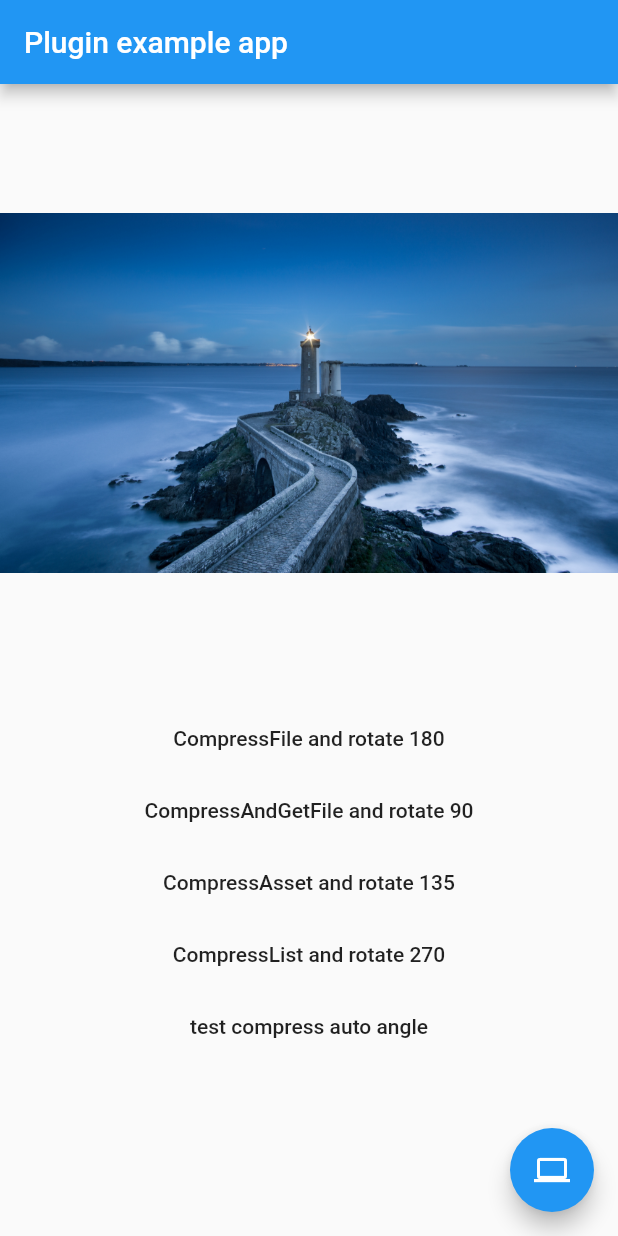
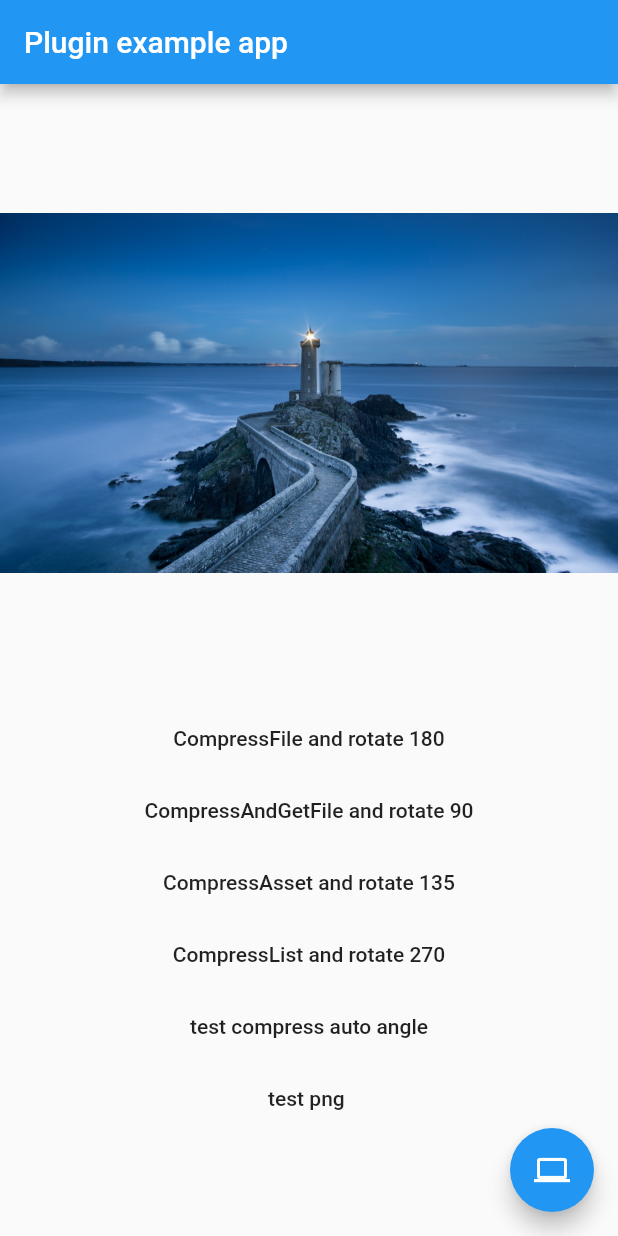
Before and after one commit to fluttercandies/flutter_image_compress, a Flutter app: the screen it shows after launch, on a phone screen of 412 x 824 dp. Run offline on Flutter 3.47's test engine with Material 2 defaults, Android fonts, the phone set to English and light mode, and no system bars.

Commit message:
add a png type image for example

```diff
--- a/example/lib/const/resource.dart
+++ b/example/lib/const/resource.dart
@@ -1,9 +1,12 @@
 /// generate by resouce_generator library, shouldn't edit.
 class R {
 
-  /// ![preview](file:///Users/caijinglong/Documents/GitHub/flutter_image_compress/example/./img/auto-angle.jpg)
+  /// ![preview](file:///Users/cai/Documents/GitHub/flutter_image_compress/example/./img/auto-angle.jpg)
   static const String IMG_AUTO_ANGLE_JPG = "img/auto-angle.jpg";
 
-  /// ![preview](file:///Users/caijinglong/Documents/GitHub/flutter_image_compress/example/./img/img.jpg)
+  /// ![preview](file:///Users/cai/Documents/GitHub/flutter_image_compress/example/./img/header.png)
+  static const String IMG_HEADER_PNG = "img/header.png";
+
+  /// ![preview](file:///Users/cai/Documents/GitHub/flutter_image_compress/example/./img/img.jpg)
   static const String IMG_IMG_JPG = "img/img.jpg";
 }
--- a/example/lib/main.dart
+++ b/example/lib/main.dart
@@ -6,7 +6,7 @@ import 'dart:io';
 
 import 'package:flutter/services.dart';
 import 'package:flutter_image_compress/flutter_image_compress.dart';
-import 'package:flutter_image_compress_example/const/resource.dart';
+import 'const/resource.dart';
 
 import 'package:path_provider/path_provider.dart' as path_provider;
 // import 'package:image_picker/image_picker.dart';
@@ -54,8 +54,7 @@ class _MyAppState extends State<MyApp> {
         appBar: new AppBar(
           title: const Text('Plugin example app'),
         ),
-        body: new Center(
-          child: Column(
+        body: ListView(
           children: <Widget>[
             AspectRatio(
               child: Image(
@@ -84,9 +83,12 @@ class _MyAppState extends State<MyApp> {
             FlatButton(
               child: Text('test compress auto angle'),
               onPressed: _compressAssetAndAutoRotate,
-              )
+            ),
+            FlatButton(
+              child: Text('test png '),
+              onPressed: _compressPngImage,
+            ),
           ],
-          ),
         ),
         floatingActionButton: FloatingActionButton(
           child: Icon(Icons.computer),
@@ -232,6 +234,15 @@ class _MyAppState extends State<MyApp> {
     this.provider = MemoryImage(u8list);
     setState(() {});
   }
+
+  void _compressPngImage() async {
+    var result = await FlutterImageCompress.compressAssetImage(R.IMG_HEADER_PNG,
+        minWidth: 300);
+
+    var u8list = Uint8List.fromList(result);
+    this.provider = MemoryImage(u8list);
+    setState(() {});
+  }
 }
 
 double calcScale({
```
Also changed, not shown: example/img/header.png (added). Lines whose indentation alone changed are shown as unchanged.
